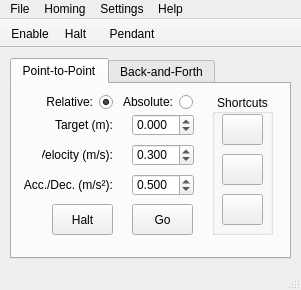
Above: tow/mainwindow.ui from petebachant/Tow before the change. Below: the same form after it.
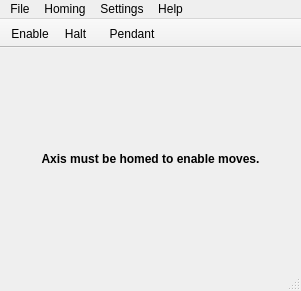
That is the form after the change. Icons and pictures are not drawn.

Commit message: Disable all moves until homing is run

The edit to the form file:
```diff
--- a/tow/mainwindow.ui
+++ b/tow/mainwindow.ui
@@ -10,7 +10,7 @@
     <x>0</x>
     <y>0</y>
     <width>301</width>
-    <height>290</height>
+    <height>291</height>
    </rect>
   </property>
   <property name="sizePolicy">
@@ -771,6 +771,32 @@
      </widget>
     </widget>
    </widget>
+   <widget class="QLabel" name="labelNotHomed">
+    <property name="geometry">
+     <rect>
+      <x>10</x>
+      <y>10</y>
+      <width>281</width>
+      <height>201</height>
+     </rect>
+    </property>
+    <property name="font">
+     <font>
+      <pointsize>9</pointsize>
+      <weight>75</weight>
+      <bold>true</bold>
+     </font>
+    </property>
+    <property name="autoFillBackground">
+     <bool>true</bool>
+    </property>
+    <property name="text">
+     <string>Axis must be homed to enable moves.</string>
+    </property>
+    <property name="alignment">
+     <set>Qt::AlignCenter</set>
+    </property>
+   </widget>
   </widget>
   <widget class="QMenuBar" name="menuBar">
    <property name="geometry">
```
The commit also changes 3 other files.
